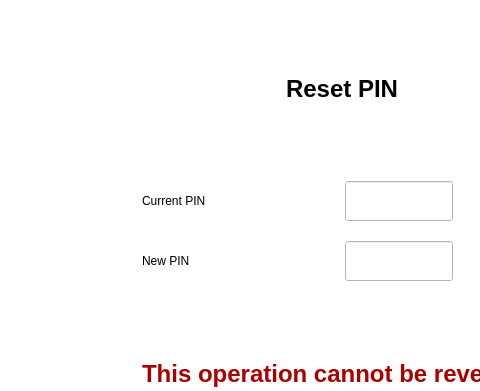
Before: the Qt Designer form resetpin.ui in arc-bphc/sims-gui, drawn with Qt 5; both pictures show x 126 to 606 and y 0 to 391 of the 935 by 585 pixel window.
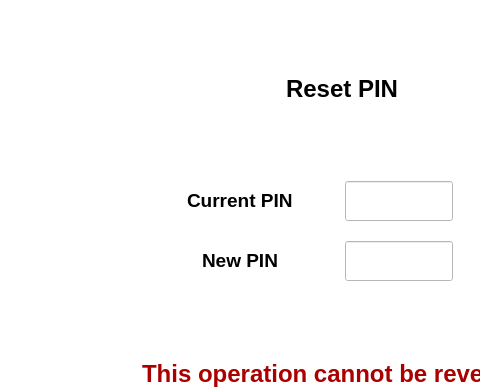
After: the same form once the commit is applied. Icons and pictures are not drawn.

What changed in the file:
```diff
--- a/resetpin.ui
+++ b/resetpin.ui
@@ -171,7 +171,7 @@
        <property name="verticalSpacing">
         <number>20</number>
        </property>
-       <item row="1" column="0">
+       <item row="1" column="0" alignment="Qt::AlignHCenter">
         <widget class="QLabel" name="label_2">
          <property name="maximumSize">
           <size>
@@ -180,11 +180,11 @@
           </size>
          </property>
          <property name="text">
-          <string>New PIN</string>
+          <string>&lt;html&gt;&lt;head/&gt;&lt;body&gt;&lt;p&gt;&lt;span style=&quot; font-size:14pt; font-weight:600;&quot;&gt;New PIN&lt;/span&gt;&lt;/p&gt;&lt;/body&gt;&lt;/html&gt;</string>
          </property>
         </widget>
        </item>
-       <item row="0" column="0">
+       <item row="0" column="0" alignment="Qt::AlignHCenter">
         <widget class="QLabel" name="label">
          <property name="maximumSize">
           <size>
@@ -193,7 +193,7 @@
           </size>
          </property>
          <property name="text">
-          <string>Current PIN</string>
+          <string>&lt;html&gt;&lt;head/&gt;&lt;body&gt;&lt;p&gt;&lt;span style=&quot; font-size:14pt; font-weight:600;&quot;&gt;Current PIN&lt;/span&gt;&lt;/p&gt;&lt;/body&gt;&lt;/html&gt;</string>
          </property>
         </widget>
        </item>
```
